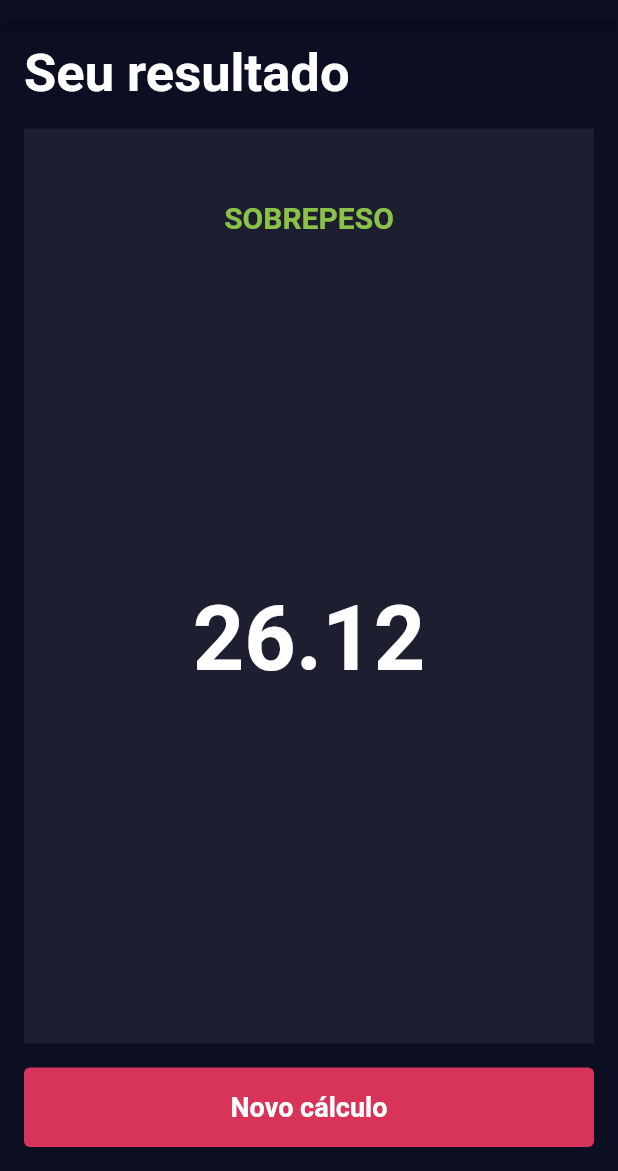
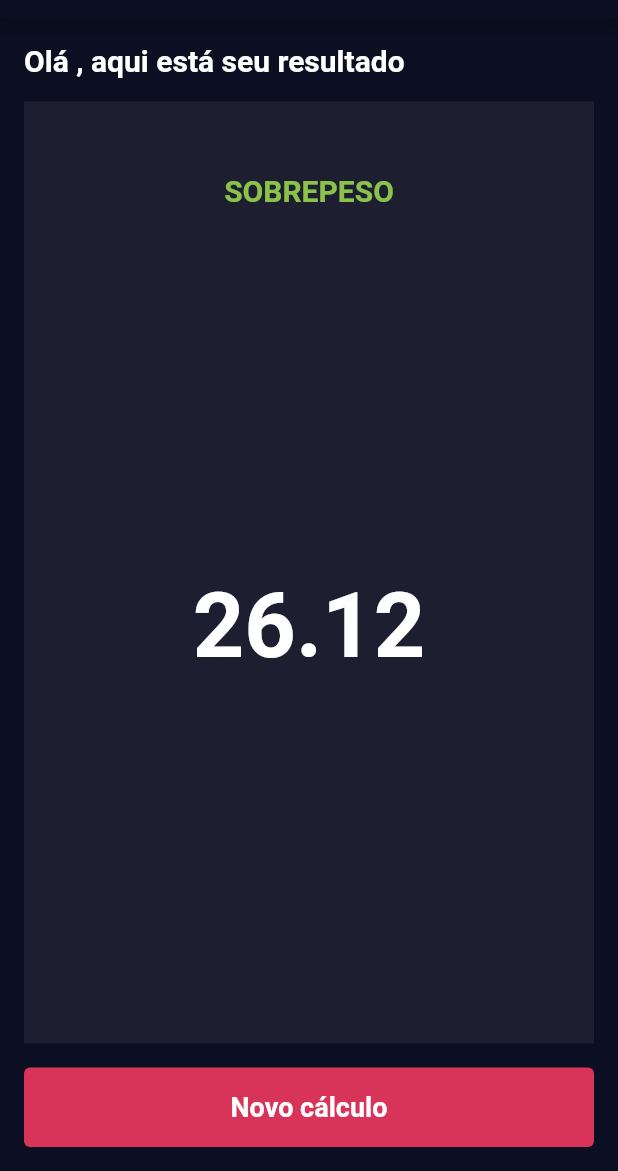
Before and after one commit to jeiseldias/dio-imcflutter, a Flutter app: the screen it shows after launch, after a tap on "Calcular", on a phone screen of 412 x 824 dp, the part 65-1236 px from its top. Run offline on Flutter 3.47's test engine with Material 2 defaults, Android fonts, the phone set to English and light mode, and no system bars; our stand-ins replace google_fonts, sqflite; accounts and stored records are empty.

Commit message:
Finalizando desafio

```diff
--- a/lib/pages/form_page.dart
+++ b/lib/pages/form_page.dart
@@ -1,7 +1,9 @@
 import 'package:flutter/material.dart';
 import 'package:imc/model/imc_model.dart';
+import 'package:imc/model/usuario_model.dart';
 import 'package:imc/pages/result_page.dart';
 import 'package:imc/repositories/imc_repository.dart';
+import 'package:imc/repositories/usuario_repository.dart';
 
 class FormPage extends StatefulWidget {
   const FormPage({super.key});
@@ -12,12 +14,12 @@ class FormPage extends StatefulWidget {
 
 class _FormPageState extends State<FormPage> {
   IMCRepository imcRepository = IMCRepository();
-  int alturaEscolhida = 175;
   int pesoEscolhido = 80;
 
   void handleCalcular() async {
-    await imcRepository.salvarLeitura(ImcModel(alturaEscolhida, pesoEscolhido));
-
+    UsuarioModel dadosUsuario = await UsuarioRepository.obterDados();
+    await imcRepository
+        .salvarLeitura(ImcModel(dadosUsuario.altura, pesoEscolhido));
     irParaResultado();
   }
 
@@ -33,7 +35,6 @@ class _FormPageState extends State<FormPage> {
         Expanded(
           child: Container(
               width: double.infinity,
-              padding: const EdgeInsets.symmetric(vertical: 48),
               color: const Color(0xFF1D1F30),
               child: Column(
                   mainAxisAlignment: MainAxisAlignment.center,
--- a/lib/pages/result_page.dart
+++ b/lib/pages/result_page.dart
@@ -1,6 +1,8 @@
 import 'package:flutter/material.dart';
 import 'package:imc/model/imc_model.dart';
+import 'package:imc/model/usuario_model.dart';
 import 'package:imc/repositories/imc_repository.dart';
+import 'package:imc/repositories/usuario_repository.dart';
 
 class ResultPage extends StatefulWidget {
   const ResultPage({super.key});
@@ -11,6 +13,7 @@ class ResultPage extends StatefulWidget {
 
 class _ResultPageState extends State<ResultPage> {
   final IMCRepository _imcRepository = IMCRepository();
+  UsuarioModel usuarioModel = UsuarioModel("", 175);
   ImcModel imcModel = ImcModel(0, 0);
 
   @override
@@ -20,6 +23,7 @@ class _ResultPageState extends State<ResultPage> {
   }
 
   void obterLeitura() async {
+    usuarioModel = await UsuarioRepository.obterDados();
     imcModel = await _imcRepository.obterUltimaLeitura();
     setState(() {});
   }
@@ -39,10 +43,10 @@ class _ResultPageState extends State<ResultPage> {
               child: Column(
                   crossAxisAlignment: CrossAxisAlignment.start,
                   children: [
-                    const Text(
-                      "Seu resultado",
-                      style: TextStyle(
-                          fontSize: 35,
+                    Text(
+                      'Olá ${usuarioModel.nome}, aqui está seu resultado',
+                      style: const TextStyle(
+                          fontSize: 20,
                           fontWeight: FontWeight.bold,
                           color: Colors.white),
                     ),
--- a/lib/pages/settings_page.dart
+++ b/lib/pages/settings_page.dart
@@ -10,7 +10,6 @@ class SettingsPage extends StatefulWidget {
 }
 
 class _SettingsPageState extends State<SettingsPage> {
-  UsuarioRepository _usuarioRepository = UsuarioRepository();
   UsuarioModel _usuarioModel = UsuarioModel("", 175);
   TextEditingController _nomeController = TextEditingController();
 
@@ -22,19 +21,19 @@ class _SettingsPageState extends State<SettingsPage> {
 
   void handleSalvar() {
     _usuarioModel.nome = _nomeController.text;
-    _usuarioRepository.alterarDados(_usuarioModel);
+    UsuarioRepository.alterarDados(_usuarioModel);
   }
 
   void obterDados() async {
-    _usuarioModel = await _usuarioRepository.obterDados();
+    _usuarioModel = await UsuarioRepository.obterDados();
     _nomeController.text = _usuarioModel.nome;
     setState(() {});
   }
 
   @override
   Widget build(BuildContext context) {
-    return ListView(children: [
-      Column(
+    return SingleChildScrollView(
+      child: Column(
         children: [
           Container(
             width: double.infinity,
@@ -125,6 +124,6 @@ class _SettingsPageState extends State<SettingsPage> {
           )
         ],
       ),
-    ]);
+    );
   }
 }
--- a/lib/repositories/usuario_repository.dart
+++ b/lib/repositories/usuario_repository.dart
@@ -2,14 +2,14 @@ import 'package:imc/model/usuario_model.dart';
 import 'package:imc/repositories/sqlite_database.dart';
 
 class UsuarioRepository {
-  Future<void> alterarDados(UsuarioModel usuarioModel) async {
+  static Future<void> alterarDados(UsuarioModel usuarioModel) async {
     var db = await SQLiteDatabase().obterDB();
 
     db.rawUpdate("UPDATE dados SET nome = ?, altura = ?",
         [usuarioModel.nome, usuarioModel.altura]);
   }
 
-  Future<UsuarioModel> obterDados() async {
+  static Future<UsuarioModel> obterDados() async {
     var db = await SQLiteDatabase().obterDB();
     var result = await db.rawQuery("SELECT * FROM dados LIMIT 1");
 
```
Also changed, not shown: 1 other file.
